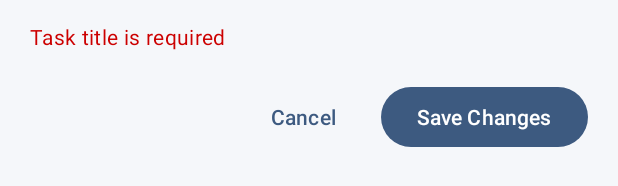
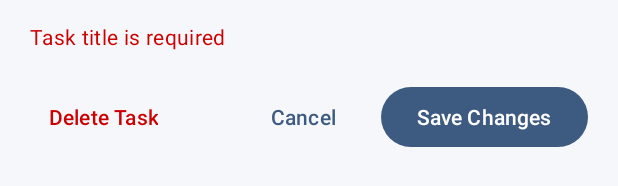
Before and after one commit to Shashankvarma22/TeamPulse, an Android app: the layout bottom_sheet_edit_task.xml on its own in the app's theme, with its tools: preview values and no code run, on a phone screen of 412 x 824 dp. Shown: the part 632-818 px from the top of the screen. Run offline under Robolectric (Android 15) with nearby library versions, the light colour scheme and no system bars.

Commit message:
Add teacher task deletion with confirmation

```diff
--- a/app/src/main/java/com/cutm/TeamPulse/data/local/dao/TaskAssignmentDao.kt
+++ b/app/src/main/java/com/cutm/TeamPulse/data/local/dao/TaskAssignmentDao.kt
@@ -21,4 +21,7 @@ interface TaskAssignmentDao {
 
     @Insert(onConflict = OnConflictStrategy.REPLACE)
     suspend fun upsert(task: TaskAssignmentEntity)
+
+    @Query("DELETE FROM task_assignments WHERE taskId = :taskId")
+    suspend fun deleteById(taskId: String)
 }
--- a/app/src/main/java/com/cutm/TeamPulse/data/repository/TaskRepositoryImpl.kt
+++ b/app/src/main/java/com/cutm/TeamPulse/data/repository/TaskRepositoryImpl.kt
@@ -77,4 +77,8 @@ class TaskRepositoryImpl @Inject constructor(
 
         taskAssignmentDao.upsert(entity)
     }
+
+    override suspend fun deleteTask(taskId: String) {
+        taskAssignmentDao.deleteById(taskId)
+    }
 }
--- a/app/src/main/java/com/cutm/TeamPulse/domain/repository/TaskRepository.kt
+++ b/app/src/main/java/com/cutm/TeamPulse/domain/repository/TaskRepository.kt
@@ -15,4 +15,6 @@ interface TaskRepository {
     suspend fun createTask(task: TaskAssignment)
 
     suspend fun updateTask(task: TaskAssignment)
+
+    suspend fun deleteTask(taskId: String)
 }
--- a/app/src/main/java/com/cutm/TeamPulse/ui/teacher/TeacherTaskListViewModel.kt
+++ b/app/src/main/java/com/cutm/TeamPulse/ui/teacher/TeacherTaskListViewModel.kt
@@ -149,4 +149,10 @@ class TeacherTaskListViewModel @Inject constructor(
             taskRepository.updateTask(task)
         }
     }
+
+    fun deleteTask(taskId: String) {
+        viewModelScope.launch {
+            taskRepository.deleteTask(taskId)
+        }
+    }
 }
--- a/app/src/main/res/layout/bottom_sheet_edit_task.xml
+++ b/app/src/main/res/layout/bottom_sheet_edit_task.xml
@@ -185,10 +185,22 @@
             android:layout_height="wrap_content"
             android:layout_marginTop="@dimen/spacing_lg"
             android:orientation="horizontal"
-            android:gravity="end"
             app:layout_constraintEnd_toEndOf="parent"
             app:layout_constraintStart_toStartOf="parent"
             app:layout_constraintTop_toBottomOf="@id/errorText">
+
+            <com.google.android.material.button.MaterialButton
+                android:id="@+id/deleteButton"
+                style="@style/Widget.Material3.Button.TextButton"
+                android:layout_width="wrap_content"
+                android:layout_height="wrap_content"
+                android:text="@string/edit_task_button_delete"
+                android:textColor="@android:color/holo_red_dark" />
+
+            <Space
+                android:layout_width="0dp"
+                android:layout_height="1dp"
+                android:layout_weight="1" />
 
             <com.google.android.material.button.MaterialButton
                 android:id="@+id/cancelButton"
--- a/app/src/main/res/values/strings.xml
+++ b/app/src/main/res/values/strings.xml
@@ -100,7 +100,12 @@
     <!-- Edit Task -->
     <string name="edit_task_title">Edit Task</string>
     <string name="edit_task_button_save">Save Changes</string>
+    <string name="edit_task_button_delete">Delete Task</string>
     <string name="edit_task_success">Task updated successfully</string>
     <string name="edit_task_error">Failed to update task</string>
+    <string name="delete_task_confirm_title">Delete Task?</string>
+    <string name="delete_task_confirm_message">This task will be permanently removed.</string>
+    <string name="delete_task_confirm_delete">Delete</string>
+    <string name="delete_task_success">Task deleted successfully</string>
 
 </resources>
```
Also changed, not shown: app/src/main/java/com/cutm/TeamPulse/ui/teacher/EditTaskBottomSheet.kt (+25 -0 lines).
